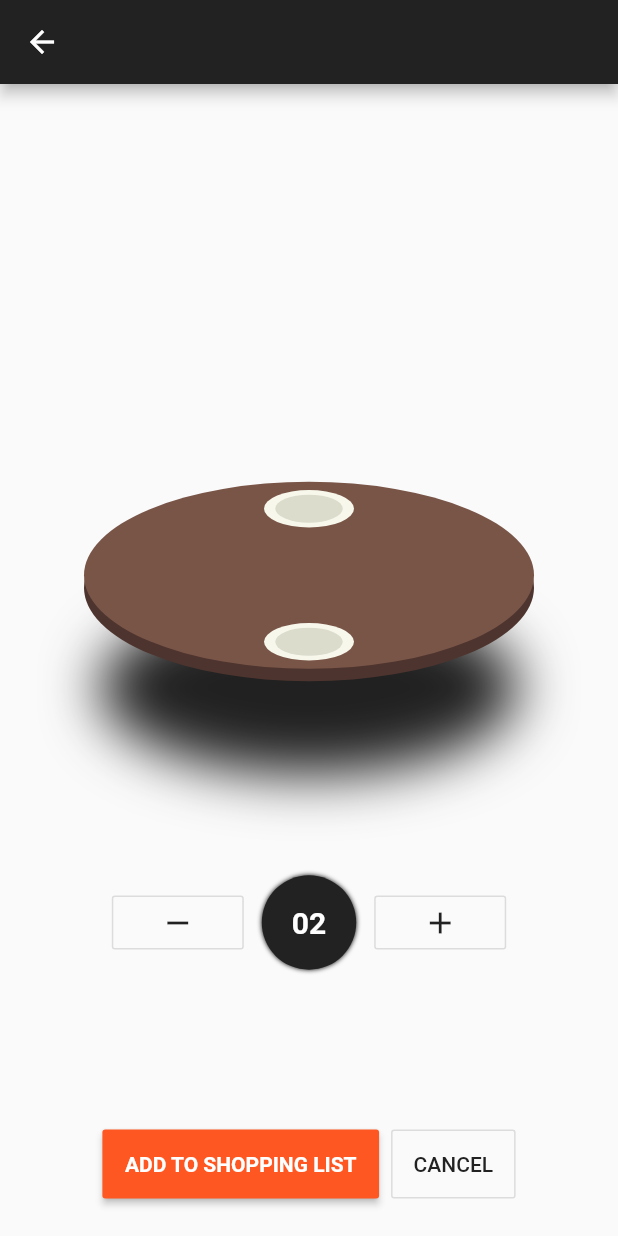
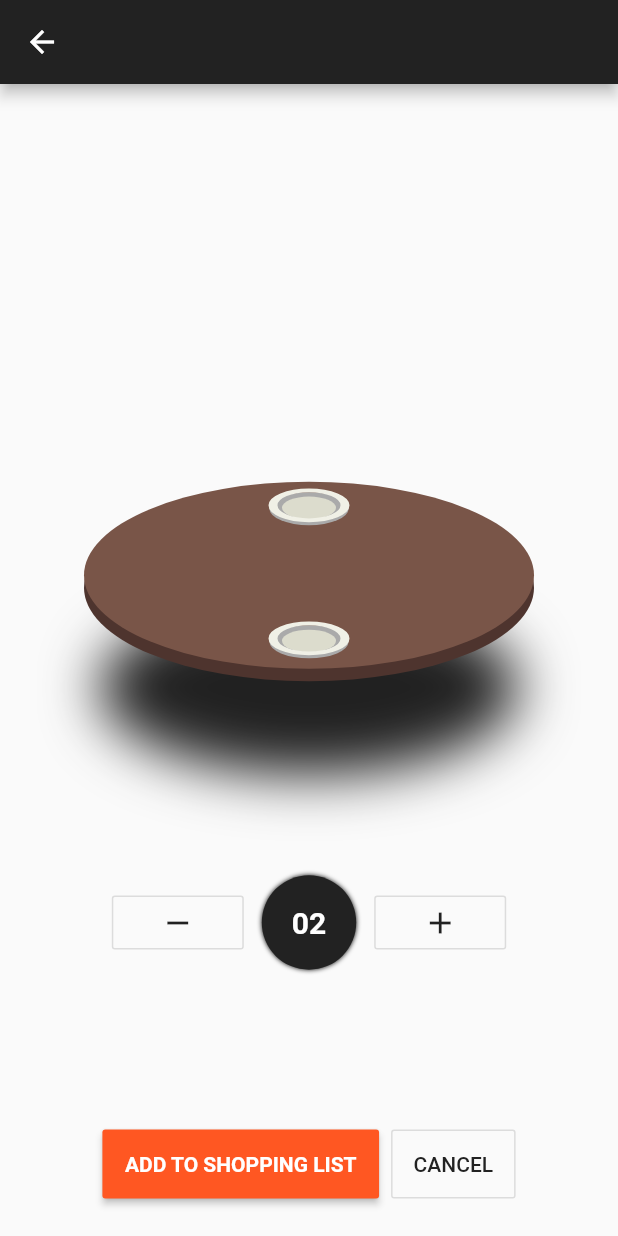
Before and after one commit to ucll-mobile-2021/project-arne-wally-s, a Flutter app: the SelectPeopleWidget screen opened directly with empty values, after a tap on the "add" icon, on a phone screen of 412 x 824 dp. Run offline on Flutter 3.47's test engine with Material 2 defaults, Android fonts, the phone set to English and light mode, and no system bars; our stand-ins replace shimmer, speech_to_text; generated files the repository leaves out were written again; network calls fail.

Commit message:
plate animation finished

```diff
--- a/lib/appetite/select_people.dart
+++ b/lib/appetite/select_people.dart
@@ -338,20 +338,22 @@ class PlatePainter extends CustomPainter {
   void paint(Canvas canvas, Size size) {
     var distanceFromCenter = radiusTable.value;
     var radius = radiusPlate.value * size.width / 2;
+    var paintBottom = Paint()
+      .. color = Color.fromARGB(255, 220, 220, 205)
+      ..style = PaintingStyle.fill;
+    var paintRim = Paint()
+      ..color = Color.fromARGB(255, 240, 240, 230)
+      ..style = PaintingStyle.stroke
+      ..strokeWidth = radius * .2;
 
-    var paintCenter = Paint()
-      ..color = Color.fromARGB(255, 220, 220, 205)
-      ..strokeWidth = 5
-      ..style = PaintingStyle.fill
-      ..strokeCap = StrokeCap.round;
-    var paintRim = Paint()
-      ..color = Color.fromARGB(255, 247, 247, 235)
+    var paintRimRim = Paint()
+      ..color = Color.fromARGB(255, 170, 170, 170)
       ..strokeWidth = 5
       ..style = PaintingStyle.fill
       ..strokeCap = StrokeCap.round;
 
     for (var plate in plates) {
-      Offset center = Offset(
+      Offset downCenter = Offset(
           size.width / 2 +
               size.width *
                   distanceFromCenter /
@@ -362,8 +364,11 @@ class PlatePainter extends CustomPainter {
                   distanceFromCenter /
                   2 *
                   sin(plate.animationTheta.value - pi / 2));
-      canvas.drawCircle(center, radius, paintRim);
-      canvas.drawCircle(center, radius * .75, paintCenter);
+      canvas.drawCircle(downCenter, radius * .88, paintRimRim);
+      var center = Offset(downCenter.dx, downCenter.dy - radius * .05);
+      canvas.drawCircle(center, radius * .6, paintBottom);
+      center = Offset(center.dx, center.dy - radius * .13);
+      canvas.drawCircle(center, radius - paintRim.strokeWidth, paintRim);
     }
   }
 
```
